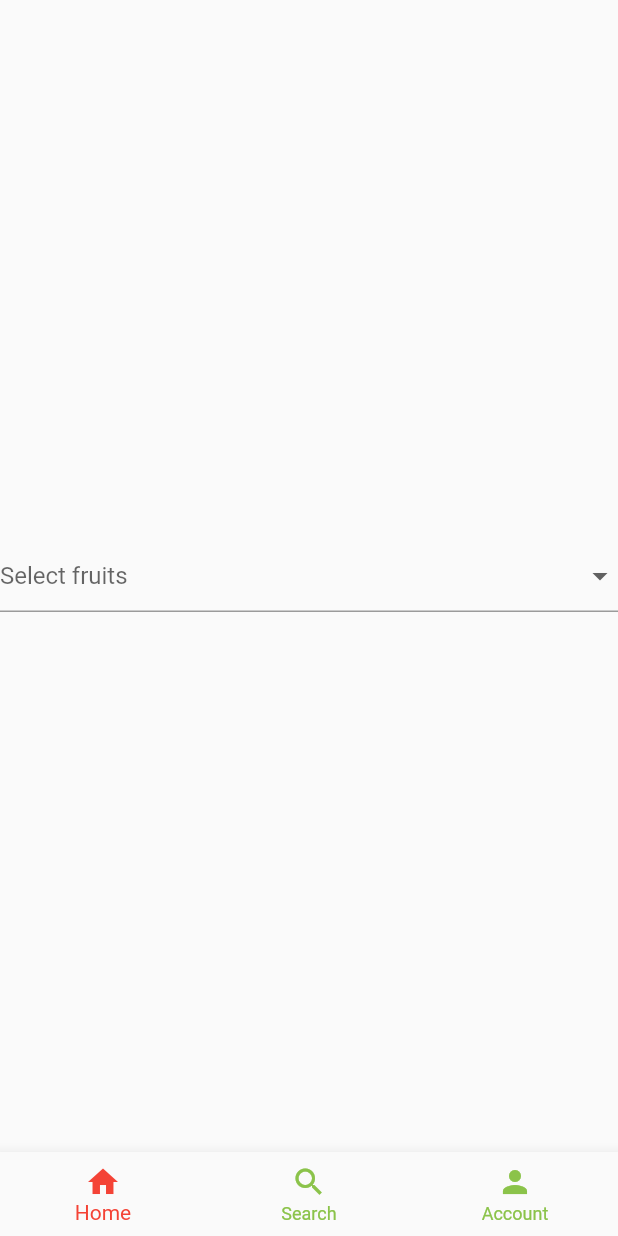
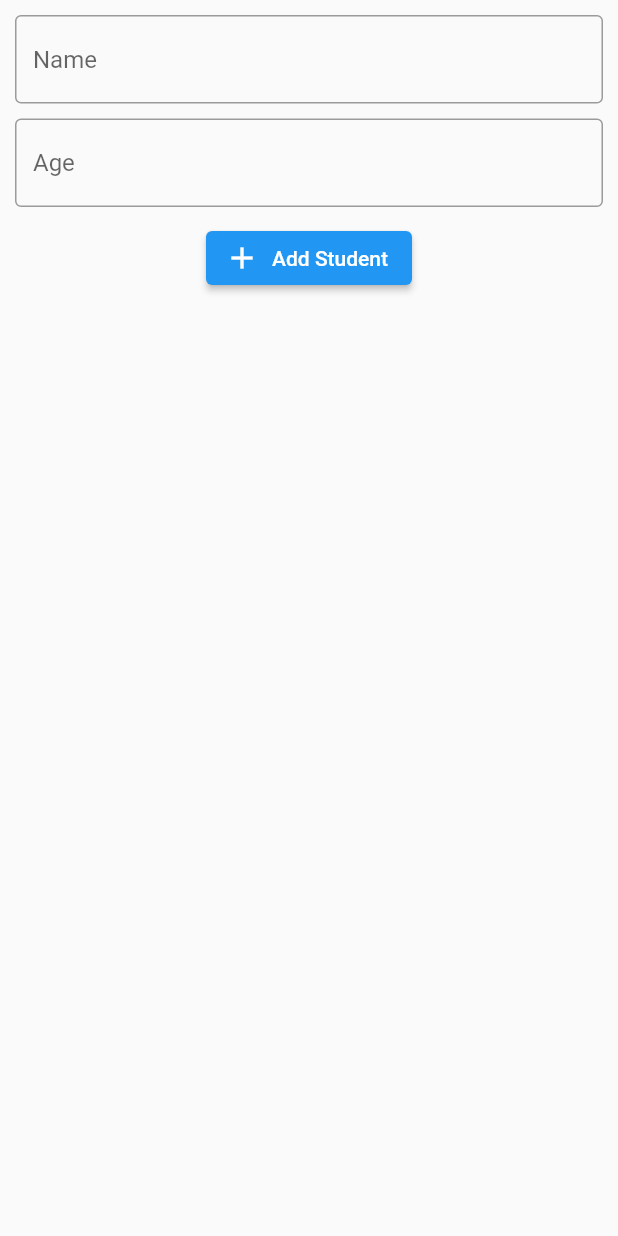
Before and after one commit to aruntr369/sample_flutter_widgets, a Flutter app: the screen it shows after launch, on a phone screen of 412 x 824 dp. Run offline on Flutter 3.47's test engine with Material 2 defaults, Android fonts, the phone set to English and light mode, and no system bars.

Commit message:
hive db create read

```diff
--- /dev/null
+++ b/lib/db/functions/db_functions.dart
@@ -0,0 +1,11 @@
+import 'package:flutter/cupertino.dart';
+import 'package:sample_widgets/db/model/data_model.dart';
+
+ValueNotifier<List<StudentModel>> studentListNotifier = ValueNotifier([]);
+
+void addStudent(StudentModel value){
+
+  studentListNotifier.value.add(value);
+  studentListNotifier.notifyListeners();
+  print('data added ${value.toString}');
+}
--- /dev/null
+++ b/lib/db/model/data_model.dart
@@ -0,0 +1,7 @@
+class StudentModel{
+  final String name;
+  final String age;
+
+  StudentModel({required this.name,required this.age});
+
+}
--- /dev/null
+++ b/lib/db/screens/home/add_student_widget.dart
@@ -0,0 +1,62 @@
+import 'package:flutter/material.dart';
+import 'package:sample_widgets/db/functions/db_functions.dart';
+import 'package:sample_widgets/db/model/data_model.dart';
+
+class AddStudentWidget extends StatelessWidget {
+   AddStudentWidget({ Key? key }) : super(key: key);
+
+  final _nameController = TextEditingController();
+  final _ageController = TextEditingController();
+
+  @override
+  Widget build(BuildContext context) {
+    return Padding(
+      padding: EdgeInsets.all(10),
+      child: Column(
+        children: [
+          TextFormField(
+            controller: _nameController,
+            decoration: const InputDecoration(
+              border: OutlineInputBorder(),
+              hintText: 'Name',
+            ),
+          ),
+          SizedBox(height: 10,),
+          TextFormField(
+            controller: _ageController,
+            decoration: const InputDecoration(
+              border: OutlineInputBorder(),
+              hintText: 'Age',
+            ),
+          ),
+          SizedBox(height: 10),
+          ElevatedButton.icon(onPressed: (){
+            onAddStudentButtonClicked();
+          },
+          icon: const Icon(Icons.add),
+          label: const Text('Add Student'),
+          )
+
+        ],
+      ),
+
+    );
+  }
+
+  Future<void> onAddStudentButtonClicked() async {
+    final _name = _nameController.text.trim();
+    final _age = _ageController.text.trim();
+    if(_name.isEmpty || _age.isEmpty){
+      return;
+    }
+    //print('$_name $_age');
+
+    final _student = StudentModel(name: _name, age: _age);
+
+    addStudent(_student);
+
+  }
+
+
+
+}
--- /dev/null
+++ b/lib/db/screens/home/list_student_widget.dart
@@ -0,0 +1,31 @@
+import 'package:flutter/material.dart';
+import 'package:sample_widgets/db/functions/db_functions.dart';
+
+import '../../model/data_model.dart';
+
+class ListStudentWidget extends StatelessWidget {
+  const ListStudentWidget({Key? key}) : super(key: key);
+
+  @override
+  Widget build(BuildContext context) {
+    return ValueListenableBuilder(
+      valueListenable: studentListNotifier,
+      builder:
+          (BuildContext ctx, List<StudentModel> studentList, Widget? child) {
+        return ListView.separated(
+          itemCount: studentList.length,
+          itemBuilder: (BuildContext ctx, int index) {
+            final data = studentList[index];
+            return ListTile(
+              title: Text('Name ${data.name}'),
+              subtitle: Text('Age ${data.age}'),
+            );
+          },
+          separatorBuilder: (BuildContext ctx, int index) {
+            return const Divider();
+          },
+        );
+      },
+    );
+  }
+}
--- /dev/null
+++ b/lib/db/screens/home/screen_home_db.dart
@@ -0,0 +1,20 @@
+import 'package:flutter/material.dart';
+import 'package:sample_widgets/db/screens/home/add_student_widget.dart';
+import 'package:sample_widgets/db/screens/home/list_student_widget.dart';
+
+class ScreenHomeDB extends StatelessWidget {
+  const ScreenHomeDB({Key? key}) : super(key: key);
+
+  @override
+  Widget build(BuildContext context) {
+    return Scaffold(
+      body: SafeArea(
+          child: Column(
+        children: [
+          AddStudentWidget(),
+          const Expanded(child: ListStudentWidget())
+        ],
+      )),
+    );
+  }
+}
--- a/lib/main.dart
+++ b/lib/main.dart
@@ -1,6 +1,7 @@
 import 'package:flutter/cupertino.dart';
 import 'package:flutter/material.dart';
 import 'package:sample_widgets/Screen_home.dart';
+import 'package:sample_widgets/db/screens/home/screen_home_db.dart';
 
 void main() {
   runApp(const MyApp());
@@ -17,7 +18,7 @@ class MyApp extends StatelessWidget {
       theme: ThemeData(
         primarySwatch: Colors.blue,
       ),
-      home: ScreenHome(),
+      home: ScreenHomeDB(),
     );
   }
 }
@@ -54,7 +55,8 @@ class MyHomePage extends StatelessWidget {
       ),
       floatingActionButton: FloatingActionButton(
         onPressed: () {
-          showBottomSheet(context);
+          _incrementCounter();
+          //showBottomSheet(context);
         },
         tooltip: 'Increment',
         child: const Icon(Icons.add),
```
Also changed, not shown: pubspec.yaml (+6 -17 lines), pubspec.lock.
